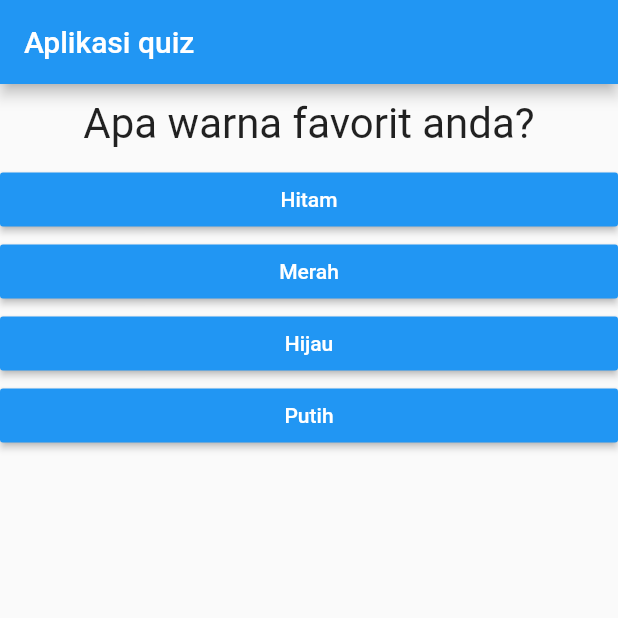
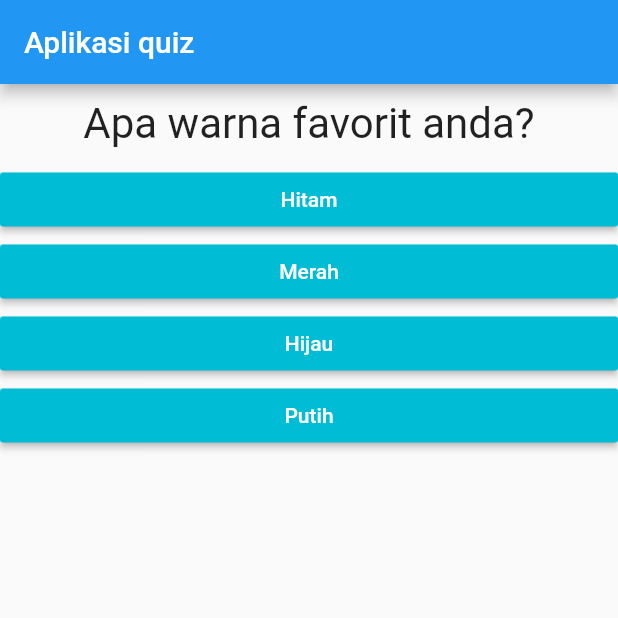
Before and after one commit to mangdodo/uts_mobile_applications, a Flutter app: the screen it shows after launch, on a phone screen of 412 x 824 dp, the top half of it. Run offline on Flutter 3.47's test engine with Material 2 defaults, Android fonts, the phone set to English and light mode, and no system bars.

Commit message:
penambahan warna

```diff
--- a/uts_mobile_applications/lib/answer.dart
+++ b/uts_mobile_applications/lib/answer.dart
@@ -11,7 +11,7 @@ class Answer extends StatelessWidget {
    return Container(
      width: double.infinity,
      child: RaisedButton(
-       color: Colors.blue,
+       color: Colors.cyan,
        textColor: Colors.white,
        child: Text(answerText),
        onPressed: selectHandler,
```
